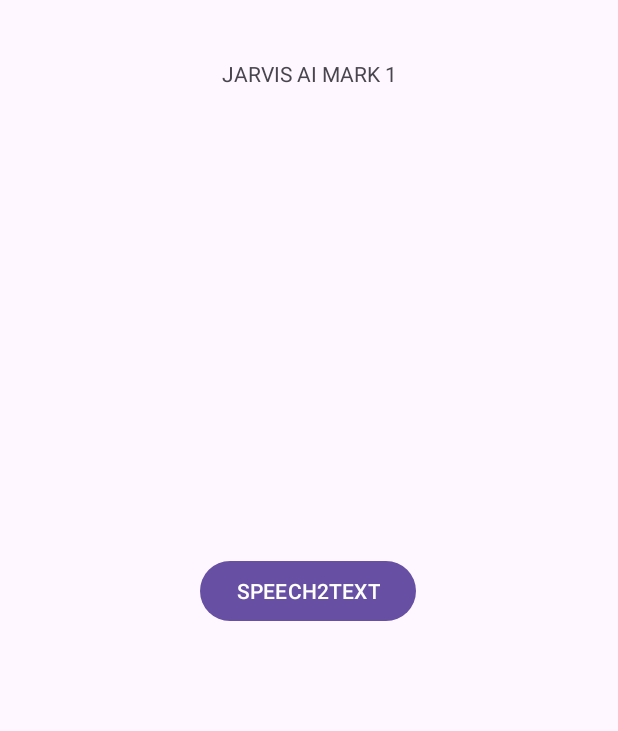
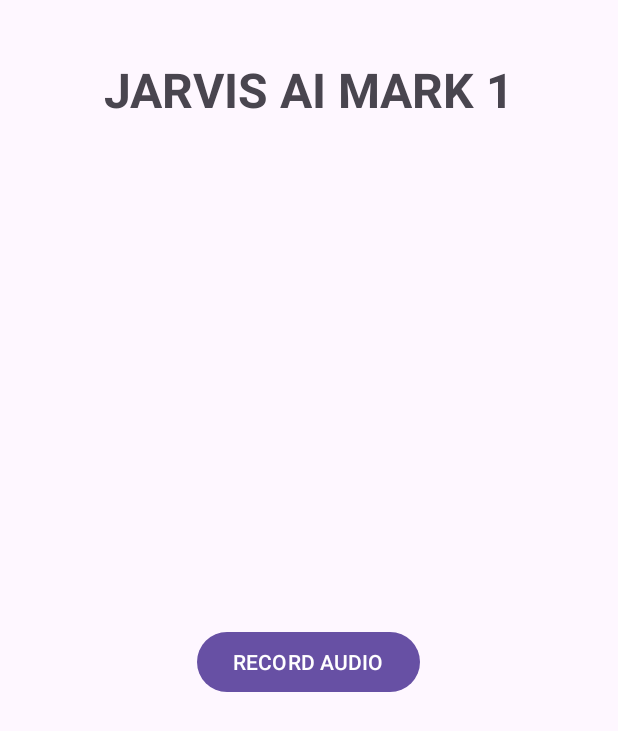
Before and after one commit to KADev2022/Jarvis-AI-Mark-1, an Android app: the screen it shows after launch (MainActivity), on a phone screen of 412 x 824 dp. Shown: the top 731 px of the screen. Run offline under Robolectric (Android 15) with nearby library versions, the phone set to English and light mode, and no system bars; libraries missing offline, so code that uses them is left out: com.karumi.dexter; 1 statement that could not run was skipped.

Commit message:
Optimised the mobile app front end view

```diff
--- a/app/src/main/res/layout/activity_main.xml
+++ b/app/src/main/res/layout/activity_main.xml
@@ -13,28 +13,31 @@
         android:layout_height="88dp"
         app:layout_constraintBottom_toBottomOf="parent"
         app:layout_constraintEnd_toEndOf="parent"
+        app:layout_constraintHorizontal_bias="0.497"
         app:layout_constraintStart_toStartOf="parent"
         app:layout_constraintTop_toTopOf="parent"
-        app:layout_constraintVertical_bias="0.134" />
+        app:layout_constraintVertical_bias="0.227" />
 
     <Button
         android:id="@+id/button"
         android:layout_width="wrap_content"
         android:layout_height="wrap_content"
-        android:text="SPEECH2TEXT"
+        android:onClick="startRecording"
+        android:text="RECORD AUDIO"
         app:layout_constraintBottom_toBottomOf="parent"
         app:layout_constraintEnd_toEndOf="parent"
         app:layout_constraintHorizontal_bias="0.498"
         app:layout_constraintStart_toStartOf="parent"
         app:layout_constraintTop_toBottomOf="@+id/textView"
-        app:layout_constraintVertical_bias="0.311"
-        android:onClick="startRecording"/>
+        app:layout_constraintVertical_bias="0.311" />
 
     <TextView
         android:id="@+id/textViewTitle"
         android:layout_width="wrap_content"
         android:layout_height="wrap_content"
         android:text="JARVIS AI MARK 1"
+        android:textSize="32sp"
+        android:textStyle="bold"
         app:layout_constraintBottom_toBottomOf="parent"
         app:layout_constraintEnd_toEndOf="parent"
         app:layout_constraintStart_toStartOf="parent"
```
